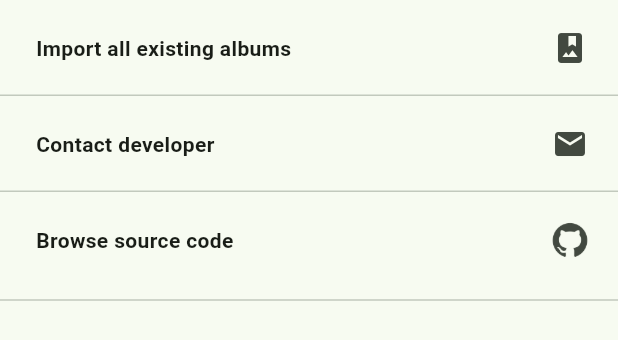
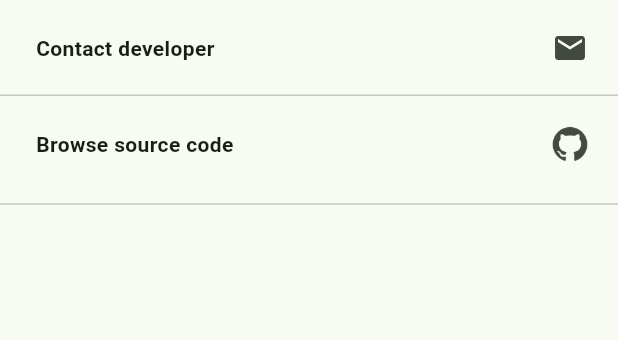
Before and after one commit to NielsLee/SnapSaver, a Flutter app: the SettingsScreen widget shown alone on an empty page, opened directly, on a phone screen of 412 x 824 dp. Shown: the top 340 px of the screen. Run offline on Flutter 3.47's test engine with Material 3 defaults, Android fonts, the phone set to English and light mode, and no system bars; our stand-ins replace audioplayers, camera, file_picker, sqflite, vibration; accounts and stored records are empty; generated files the repository leaves out were written again.

Commit message:
删除导入相册的功能 似乎当前很难实现

```diff
--- a/lib/settings_screen.dart
+++ b/lib/settings_screen.dart
@@ -16,25 +16,6 @@ class SettingsScreenState extends State<SettingsScreen> {
   Widget build(BuildContext context) {
     return ListView(
       children: [
-        Container(
-          padding: const EdgeInsets.all(8),
-          child: Row(
-            children: [
-              Padding(padding: EdgeInsets.fromLTRB(16, 0, 0, 0)),
-              Text(AppLocalizations.of(context)!.importAllExistingAlbums, style: TextStyle(fontWeight: FontWeight.bold)),
-              const Spacer(),
-              IconButton(
-                  onPressed: () {
-                    final snackBar = SnackBar(
-                      content:
-                          Text(AppLocalizations.of(context)!.notYetImplemented),
-                    );
-                    ScaffoldMessenger.of(context).showSnackBar(snackBar);
-                  },
-                  icon: const Icon(Icons.photo_album))
-            ],
-          ),
-        ),
         Divider(height: 0),
         Container(
           padding: const EdgeInsets.all(8),
```
